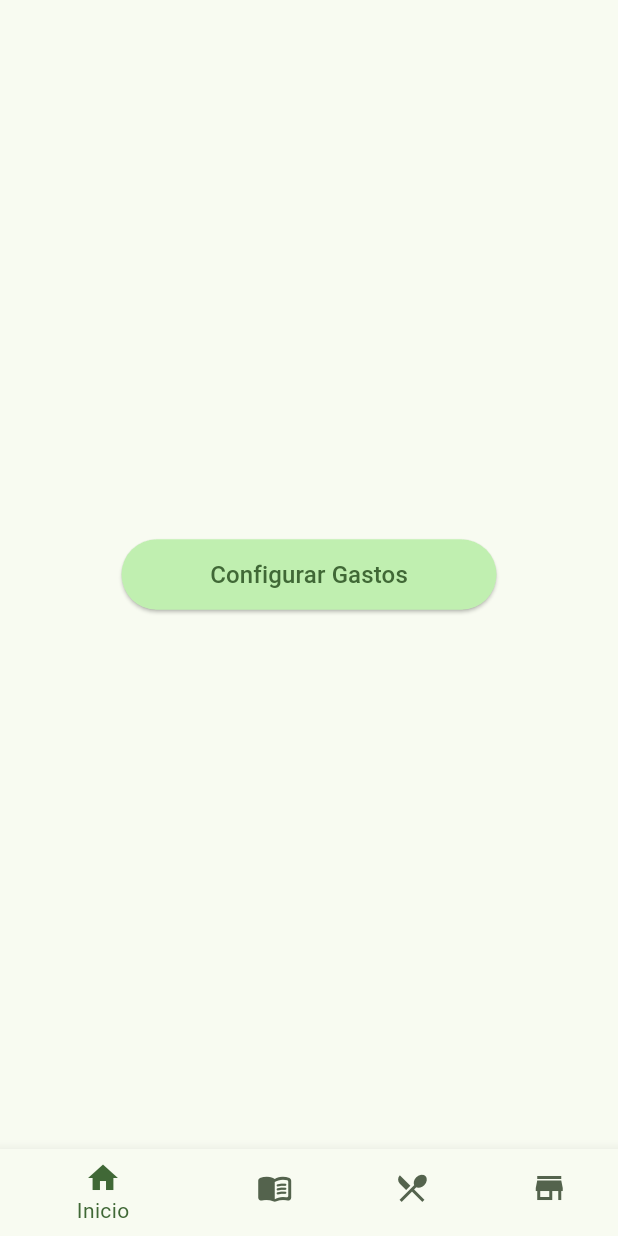
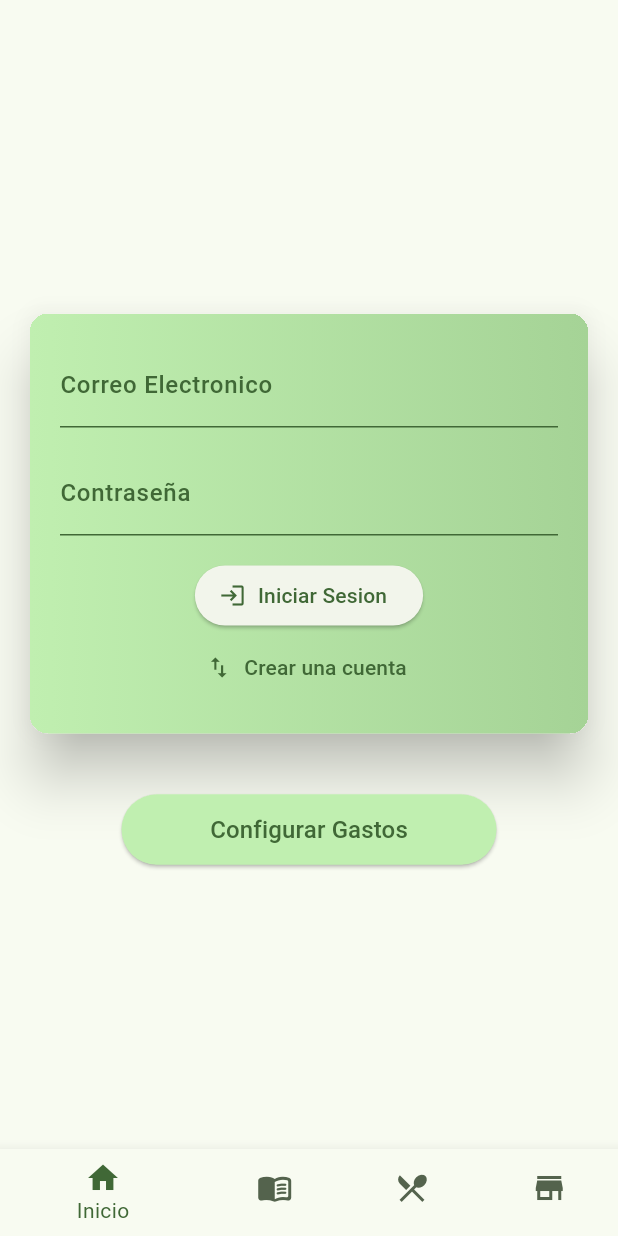
Before and after one commit to juanb021/bakesistant, a Flutter app: the screen it shows after launch, on a phone screen of 412 x 824 dp. Run offline on Flutter 3.47's test engine with Material 3 defaults, Android fonts, the light colour scheme and no system bars; our stand-ins replace flutter_riverpod, sqflite; accounts and stored records are empty.

Commit message:
Updated UI for Home Screen

```diff
--- a/app/lib/widgets/home/homestack.dart
+++ b/app/lib/widgets/home/homestack.dart
@@ -1,3 +1,4 @@
+import 'package:app/widgets/home/login_form.dart';
 import 'package:flutter/material.dart';
 
 import 'package:app/widgets/boton.dart';
@@ -19,10 +20,29 @@ class _HomestackState extends State<Homestack> {
   @override
   Widget build(BuildContext context) {
     return Center(
-      child: Boton(
-        onTap: openExpenses,
-        texto: 'Configurar Gastos',
-      ),
-    );
+        child: Column(
+      mainAxisSize: MainAxisSize.min,
+      children: [
+        Card(
+          elevation: 16,
+          clipBehavior: Clip.hardEdge,
+          margin: const EdgeInsets.all(20),
+          child: Container(
+            padding: const EdgeInsets.all(20),
+            decoration: BoxDecoration(
+                gradient: LinearGradient(colors: [
+              Theme.of(context).colorScheme.primaryFixed,
+              Theme.of(context).colorScheme.primaryFixedDim,
+            ])),
+            child: const LoginForm(),
+          ),
+        ),
+        const SizedBox(height: 20),
+        Boton(
+          onTap: openExpenses,
+          texto: 'Configurar Gastos',
+        ),
+      ],
+    ));
   }
 }
--- /dev/null
+++ b/app/lib/widgets/home/login_form.dart
@@ -0,0 +1,79 @@
+import 'package:flutter/material.dart';
+
+class LoginForm extends StatefulWidget {
+  const LoginForm({super.key});
+
+  @override
+  State<LoginForm> createState() {
+    return _LoginFormState();
+  }
+}
+
+class _LoginFormState extends State<LoginForm> {
+  final _form = GlobalKey<FormState>();
+
+  // var _enteredEmail = '';
+  // var _enteredPassword = '';
+  // bool _isLoading = false;
+  @override
+  Widget build(BuildContext context) {
+    return Form(
+      key: _form,
+      child: Column(
+        children: [
+          TextFormField(
+            decoration: InputDecoration(
+              labelText: 'Correo Electronico',
+              labelStyle: TextStyle(
+                color: Theme.of(context).colorScheme.primary,
+                fontWeight: FontWeight.w500,
+              ),
+              enabledBorder: UnderlineInputBorder(
+                borderSide: BorderSide(
+                  color: Theme.of(context).colorScheme.primary,
+                ),
+              ),
+              focusedBorder: UnderlineInputBorder(
+                borderSide: BorderSide(
+                  color: Theme.of(context).colorScheme.primary,
+                ),
+              ),
+            ),
+          ),
+          const SizedBox(height: 16),
+          TextFormField(
+            decoration: InputDecoration(
+              labelText: 'Contraseña',
+              labelStyle: TextStyle(
+                color: Theme.of(context).colorScheme.primary,
+                fontWeight: FontWeight.w500,
+              ),
+              enabledBorder: UnderlineInputBorder(
+                borderSide: BorderSide(
+                  color: Theme.of(context).colorScheme.primary,
+                ),
+              ),
+              focusedBorder: UnderlineInputBorder(
+                borderSide: BorderSide(
+                  color: Theme.of(context).colorScheme.primary,
+                ),
+              ),
+            ),
+            obscureText: true,
+          ),
+          const SizedBox(height: 16),
+          ElevatedButton.icon(
+            onPressed: () {},
+            label: const Text('Iniciar Sesion'),
+            icon: const Icon(Icons.login),
+          ),
+          TextButton.icon(
+            onPressed: () {},
+            label: const Text('Crear una cuenta'),
+            icon: const Icon(Icons.swap_vert),
+          )
+        ],
+      ),
+    );
+  }
+}
```
